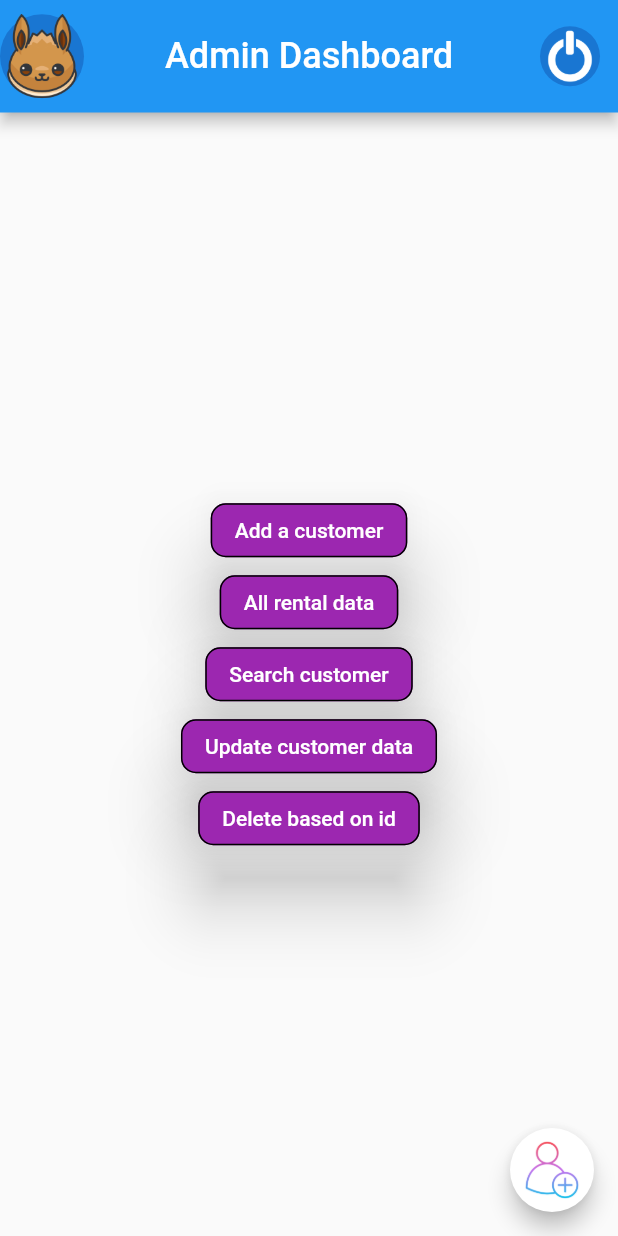
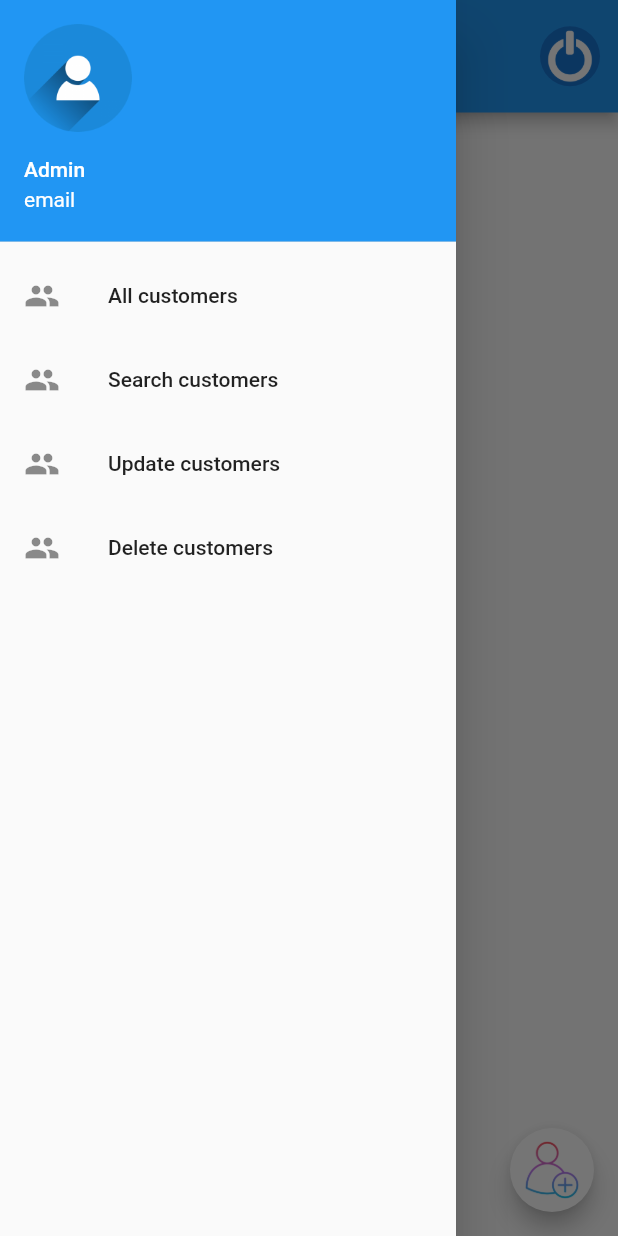
Before and after one commit to ShubhamDalvi1999/House_Rental_App_in_Flutter, a Flutter app: the screen it shows once a user with an empty profile is signed in, with the side drawer open (before the commit the screen has no drawer), on a phone screen of 412 x 824 dp. Run offline on Flutter 3.47's test engine with Material 2 defaults, Android fonts, the light colour scheme and no system bars; our stand-ins replace firebase_auth, firebase_core, sqflite; accounts and stored records are empty.

Commit message:
admin drawer added

```diff
--- a/lib/pages/home.dart
+++ b/lib/pages/home.dart
@@ -34,10 +34,10 @@ class _HomePageState extends State<HomePage> {
       appBar: AppBar(
         toolbarHeight: 75,
         centerTitle: true,
-        leading: CircleAvatar(
-          child: Image.asset("assets/images/eevee.png"),
-          radius: 25,
-        ),
+        // leading: CircleAvatar(
+        //   child: Image.asset("assets/images/eevee.png"),
+        //   radius: 25,
+        // ),
         title: const Text(
           'Admin Dashboard',
           style: TextStyle(fontSize: 24),
@@ -53,9 +53,33 @@ class _HomePageState extends State<HomePage> {
           ),
         ],
       ),
-      body: Center(
-        child: Column(
-          mainAxisAlignment: MainAxisAlignment.center,
+      drawer: Drawer(
+        child: ListView(children: [
+          UserAccountsDrawerHeader(
+              currentAccountPicture:
+                  Image.asset("assets/images/person-logo.png"),
+              accountName: const Text("Admin"),
+              accountEmail: const Text("email")),
+          const ListTile(
+            leading: Icon(Icons.people),
+            title: Text("All customers"),
+          ),
+          const ListTile(
+            leading: Icon(Icons.people),
+            title: Text("Search customers"),
+          ),
+          const ListTile(
+            leading: Icon(Icons.people),
+            title: Text("Update customers"),
+          ),
+          const ListTile(
+            leading: Icon(Icons.people),
+            title: Text("Delete customers"),
+          ),
+        ]),
+      ),
+      body: Column(
+        mainAxisAlignment: MainAxisAlignment.start,
         children: [
           ElevatedButton(
             onPressed: () {
@@ -136,7 +160,6 @@ class _HomePageState extends State<HomePage> {
           ),
         ],
       ),
-      ),
       floatingActionButton: FloatingActionButton(
         backgroundColor: Colors.white,
         child: CircleAvatar(
```
Lines whose indentation alone changed are shown as unchanged.
